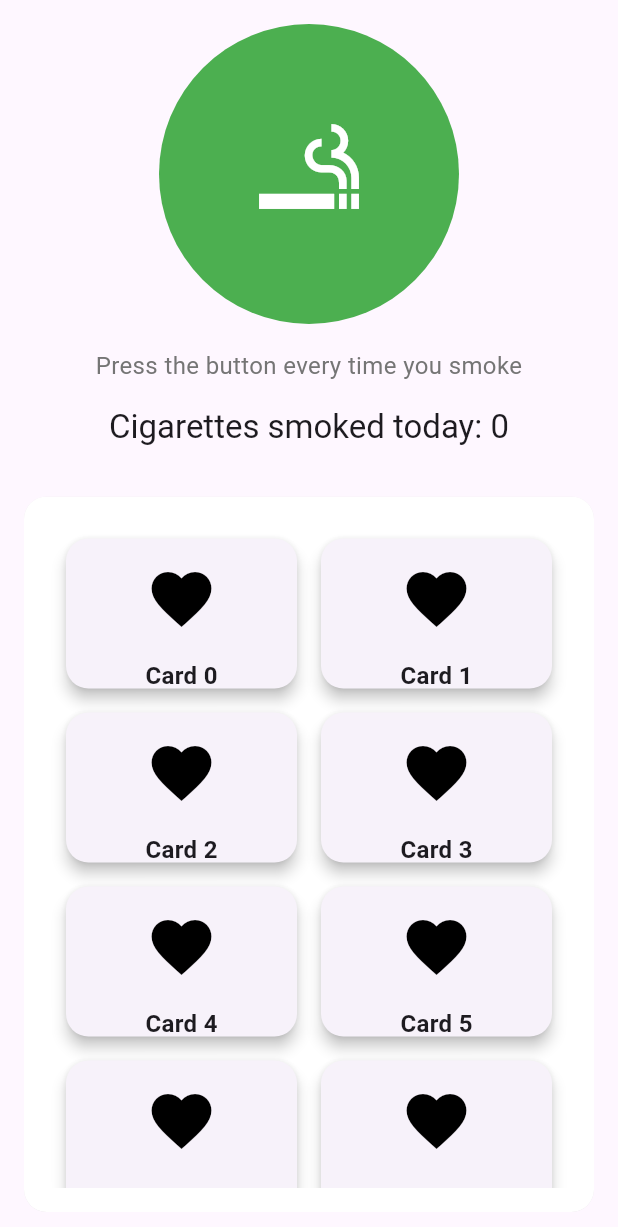
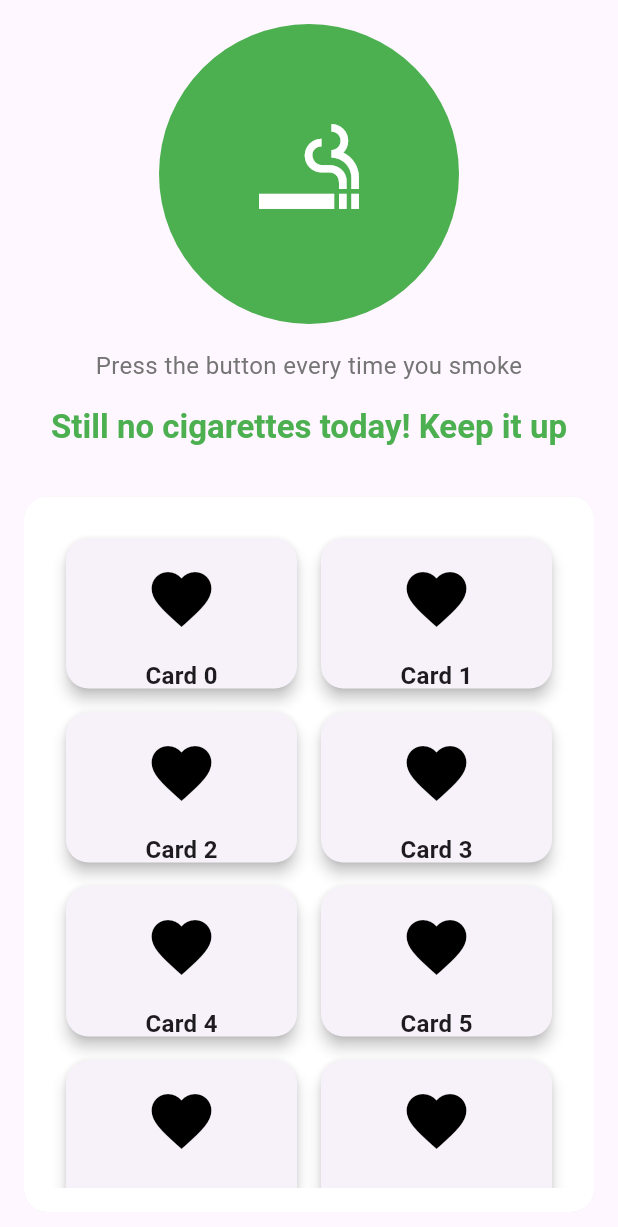
Before and after one commit to edoardop13/myquitbuddy, a Flutter app: the CigaretteTracker screen opened directly, on a phone screen of 412 x 824 dp. Shown: the top 1227 px of the screen. Run offline on Flutter 3.47's test engine with Material 3 defaults, Android fonts, the light colour scheme and no system bars; our stand-ins replace babstrap_settings_screen, dio, fl_chart, flutter_heatmap_calendar, flutter_secure_storage, jwt_decoder and 1 more; missing offline and left inert: confirm_dialog, dio_cache_interceptor, idb_shim; accounts and stored records are empty.

Commit message:
Conditional text on counter

```diff
--- a/lib/screens/home/cigaretteTracker.dart
+++ b/lib/screens/home/cigaretteTracker.dart
@@ -49,8 +49,11 @@ class _CigaretteTrackerState extends State<CigaretteTracker> {
   }
 
   Color _getColor() {
-    if (_cigaretteCount < 3) {
+    if (_cigaretteCount < 1) {
       return Colors.green;
+    }
+    else if (_cigaretteCount < 3) {
+      return const Color.fromARGB(255, 253, 230, 25);
     } else if (_cigaretteCount < 6) {
       return Colors.orange;
     } else if (_cigaretteCount < 9) {
@@ -116,10 +119,23 @@ class _CigaretteTrackerState extends State<CigaretteTracker> {
                   ),
                 ),
                 SizedBox(height: 16.0),
-                Text(
-                  'Cigarettes smoked today: $_cigaretteCount',
-                  style: Theme.of(context).textTheme.titleLarge,
-                ),
+                _cigaretteCount == 0
+                    ? Text(
+                        'Still no cigarettes today! Keep it up',
+                        style: Theme.of(context).textTheme.titleLarge!.copyWith(color: Colors.green, fontWeight: FontWeight.bold),
+                      )
+                    : RichText(
+                        text: TextSpan(
+                          text: 'Cigarettes smoked today: ',
+                          style: Theme.of(context).textTheme.titleLarge,
+                          children: <TextSpan>[
+                            TextSpan(
+                              text: '$_cigaretteCount',
+                              style: Theme.of(context).textTheme.titleLarge!.copyWith(fontWeight: FontWeight.bold),
+                            ),
+                          ],
+                        ),
+                      ),
               ],
             ),
           ),
```
